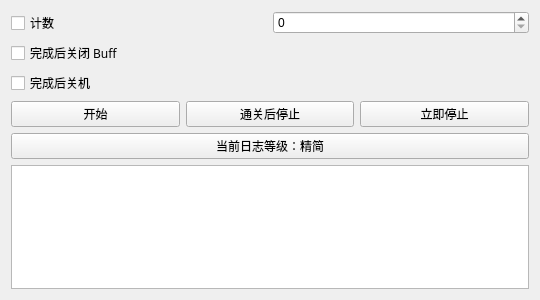
First picture: the form in ui_onmyoji_assist.ui, repository dubyoo/OnmyojiAssist, before the edit.
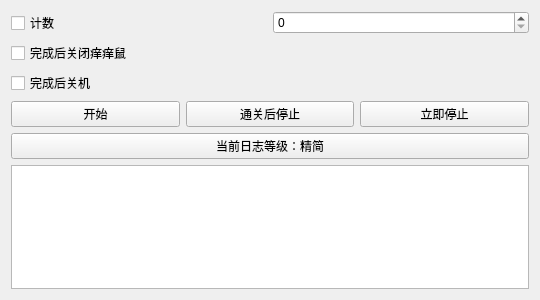
Second picture: the form after the edit.

Diff of the .ui file:
```diff
--- a/ui_onmyoji_assist.ui
+++ b/ui_onmyoji_assist.ui
@@ -48,7 +48,7 @@
       </font>
      </property>
      <property name="text">
-      <string>完成后关闭 Buff</string>
+      <string>完成后关闭痒痒鼠</string>
      </property>
      <property name="checked">
       <bool>false</bool>
```
Left out of the diff: 2 changed lines with no effect on the pictures.
